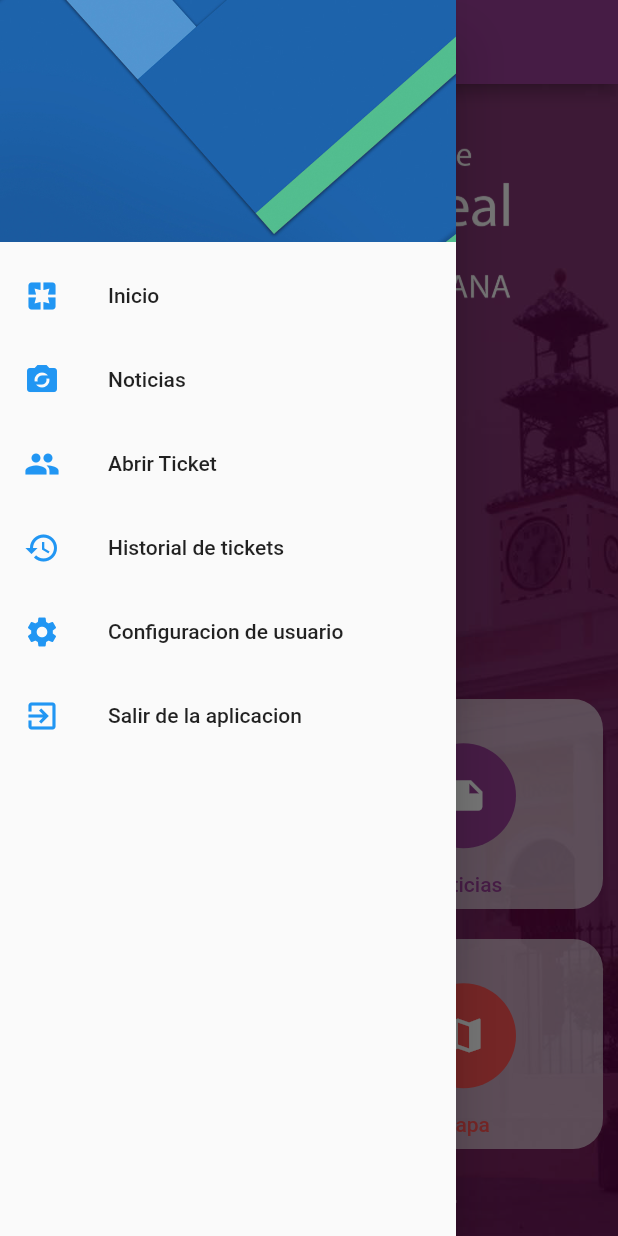
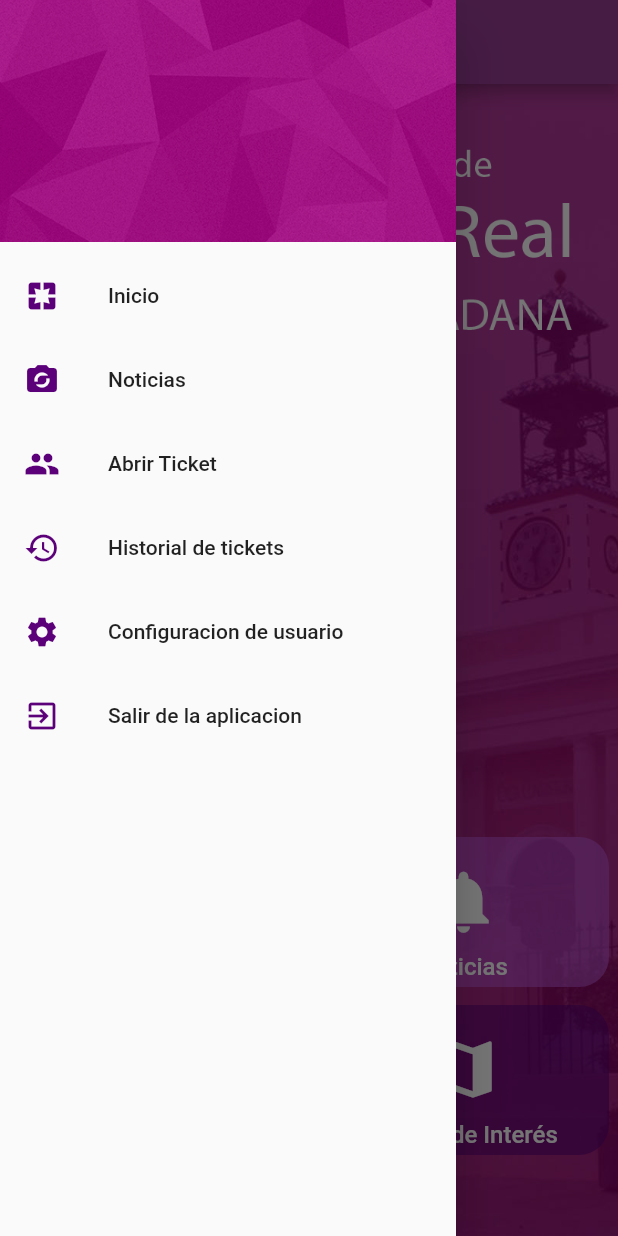
Before and after one commit to AyuntamientoPuertoReal/app-participacion, a Flutter app: the screen it shows after launch, with the side drawer open, on a phone screen of 412 x 824 dp. Run offline on Flutter 3.47's test engine with Material 2 defaults, Android fonts, the phone set to English and light mode, and no system bars; our stand-ins replace flutter_html, geolocator, image_picker, latlong, rxdart, shared_preferences; missing offline and left inert: encrypt, flutter_udid, mime_type; statements that could not run were skipped.

Commit message:
Cambios en el HomePage

```diff
--- a/lib/src/pages/home_page.dart
+++ b/lib/src/pages/home_page.dart
@@ -9,6 +9,14 @@ import 'package:url_launcher/url_launcher.dart';
 class HomePage extends StatelessWidget {
   @override
 static final String routeName = 'home';
+
+
+final fondoOscuro = Color.fromRGBO(92, 0, 122, 0.6);
+final fondoClaro = Color.fromRGBO(193, 88, 220, 0.6);
+
+
+// final fondoOscuro = Color.fromRGBO(92, 0, 122, 0.6);
+// final fondoClaro = Color.fromRGBO(193, 88, 220, 0.6);
   Widget build(BuildContext context) {
     return Scaffold(
       drawer: MenuLateralWidget(),
@@ -22,29 +30,29 @@ static final String routeName = 'home';
             children: <Widget>[
               SizedBox(height: 20,),
               Image(
-                image: AssetImage('assets/img/logo_header.png'),
-                fit: BoxFit.cover,
-                height: 130,
+                image: AssetImage('assets/img/APP-logo_header1.png'),
+                fit: BoxFit.contain,
+                //height: 130,
               ),
               Expanded(child: Container(),),
               Table(
                 children: [
                   TableRow(
                     children: [
-                      _crearBotonRedondeado(context,Colors.blue, Icons.camera_alt, 'Crear Incidencia',"abrirticket"),
-                      _crearBotonRedondeado(context,Color.fromRGBO(152, 62, 151, 1.0), Icons.note, 'Noticias',"noticias"),
-                    ]
+                      _crearBotonRedondeado(context,Colors.white, Icons.build, 'Crear Incidencia',"abrirticket", fondoOscuro),
+                      _crearBotonRedondeado(context,Colors.white, Icons.notifications, 'Noticias',"noticias", fondoClaro),
+                    ] //rgb(92, 0, 122)
                   ),
                   TableRow(
                     children: [
-                      _crearBotonRedondeado(context,Colors.green, Icons.keyboard, 'Historial',"historial"),
-                      _crearBotonRedondeado(context,Colors.redAccent, Icons.map, 'Mapa',"mapa")
+                      _crearBotonRedondeado(context,Colors.white, Icons.list, 'Historial',"historial", fondoClaro),
+                      _crearBotonRedondeado(context,Colors.white, Icons.map, 'Puntos de Interés',"mapa", fondoOscuro)
                     ]
                   )
                 ],
               ),
               FlatButton(
-                child: Text('Ir a Decide Puerto Real >',style: TextStyle(color: Colors.white, fontSize: 18),),
+                child: Text('Ir a Decide Puerto Real >',style: TextStyle(color: Colors.white, fontSize: 16),),
                 onPressed: (){
                   print('object');
                 },
@@ -62,7 +70,7 @@ static final String routeName = 'home';
       height: double.infinity,
       decoration: BoxDecoration(
         image: DecorationImage(
-          image: AssetImage('assets/img/auth_bg.jpg'),
+          image: AssetImage('assets/img/login.jpg'),
           fit: BoxFit.cover
         )
         // gradient: LinearGradient(
@@ -78,13 +86,13 @@ static final String routeName = 'home';
   }
 
 
-  Widget _crearBotonRedondeado(BuildContext context, Color color, IconData icono, String texto, String page){
+  Widget _crearBotonRedondeado(BuildContext context, Color color, IconData icono, String texto, String page, Color fondo){
     return Container(
-          height: 140.0,
+          height: 100.0,
           //width: 10.0,
-          margin: EdgeInsets.all(10.0),
+          margin: EdgeInsets.all(6.0),
           decoration: BoxDecoration(
-            color: Color.fromRGBO(255, 255, 255, 0.6),
+            color: fondo,
             // color: Color.fromRGBO(62, 66, 107, 0.7),
             borderRadius: BorderRadius.circular(20.0)
           ),
@@ -100,13 +108,14 @@ static final String routeName = 'home';
               mainAxisAlignment: MainAxisAlignment.spaceAround,
               children: <Widget>[
                 SizedBox(height: 5.0,),
-                CircleAvatar(
-                  backgroundColor: color,
-                  radius:35.0,
-                  child: Icon(icono, color: Colors.white, size:30.0),
-                ),
+                Icon(icono, color: Colors.white, size:50.0),
+                // CircleAvatar(
+                //   backgroundColor: color,
+                //   radius:35.0,
+                //   child: Icon(icono, color: Colors.white, size:30.0),
+                // ),
                 //SizedBox(height: 2.0),
-                Text(texto, style: TextStyle(color: color),)
+                Text(texto, style: TextStyle(color: color, fontSize: 16),)
               ],
             ),
           ),
--- a/lib/src/widgets/menu_lateral.dart
+++ b/lib/src/widgets/menu_lateral.dart
@@ -13,13 +13,13 @@ class MenuLateralWidget extends StatelessWidget {
             child: Container(),
             decoration: BoxDecoration(
               image: DecorationImage(
-                image: AssetImage('assets/img/menu-img.jpg'),
+                image: AssetImage('assets/img/menu-img.png'),
                 fit: BoxFit.cover
               )
             ),
          ),
          ListTile(
-           leading: Icon(Icons.pages, color: Colors.blue,),
+           leading: Icon(Icons.pages, color: Color.fromRGBO(92, 0, 122, 1.0),),
            title: Text('Inicio'),
            onTap: (){
              Navigator.pushNamed(context, HomePage.routeName);
@@ -27,7 +27,7 @@ class MenuLateralWidget extends StatelessWidget {
          ),
 
          ListTile(
-           leading: Icon(Icons.party_mode, color: Colors.blue,),
+           leading: Icon(Icons.party_mode, color: Color.fromRGBO(92, 0, 122, 1.0),),
            title: Text('Noticias'),
            onTap: (){
              Navigator.pushNamed(context, 'noticias');
@@ -35,14 +35,14 @@ class MenuLateralWidget extends StatelessWidget {
          ),
 
          ListTile(
-           leading: Icon(Icons.people, color: Colors.blue,),
+           leading: Icon(Icons.people, color: Color.fromRGBO(92, 0, 122, 1.0),),
            title: Text('Abrir Ticket'),
            onTap: (){
              Navigator.pushNamed(context, 'abrirticket');
            },
          ),
          ListTile(
-           leading: Icon(Icons.history, color: Colors.blue,),
+           leading: Icon(Icons.history, color: Color.fromRGBO(92, 0, 122, 1.0),),
            title: Text('Historial de tickets'),
            onTap: () {
             // Navigator.pop(context);
@@ -50,7 +50,7 @@ class MenuLateralWidget extends StatelessWidget {
            },
          ),
          ListTile(
-           leading: Icon(Icons.settings, color: Colors.blue,),
+           leading: Icon(Icons.settings, color: Color.fromRGBO(92, 0, 122, 1.0),),
            title: Text('Configuracion de usuario'),
            onTap: () {
             // Navigator.pop(context);
@@ -58,7 +58,7 @@ class MenuLateralWidget extends StatelessWidget {
            },
          ),
          ListTile(
-           leading: Icon(Icons.exit_to_app, color: Colors.blue,),
+           leading: Icon(Icons.exit_to_app, color: Color.fromRGBO(92, 0, 122, 1.0),),
            title: Text('Salir de la aplicacion'),
            onTap: () {
              SystemChannels.platform.invokeMethod('SystemNavigator.pop');
```
Also changed, not shown: assets/img/APP-logo_header1.png (added), assets/img/login.jpg (added), assets/img/menu-img.png (added), assets/img/menu-img11.jpg (renamed from assets/img/menu-img.jpg).
